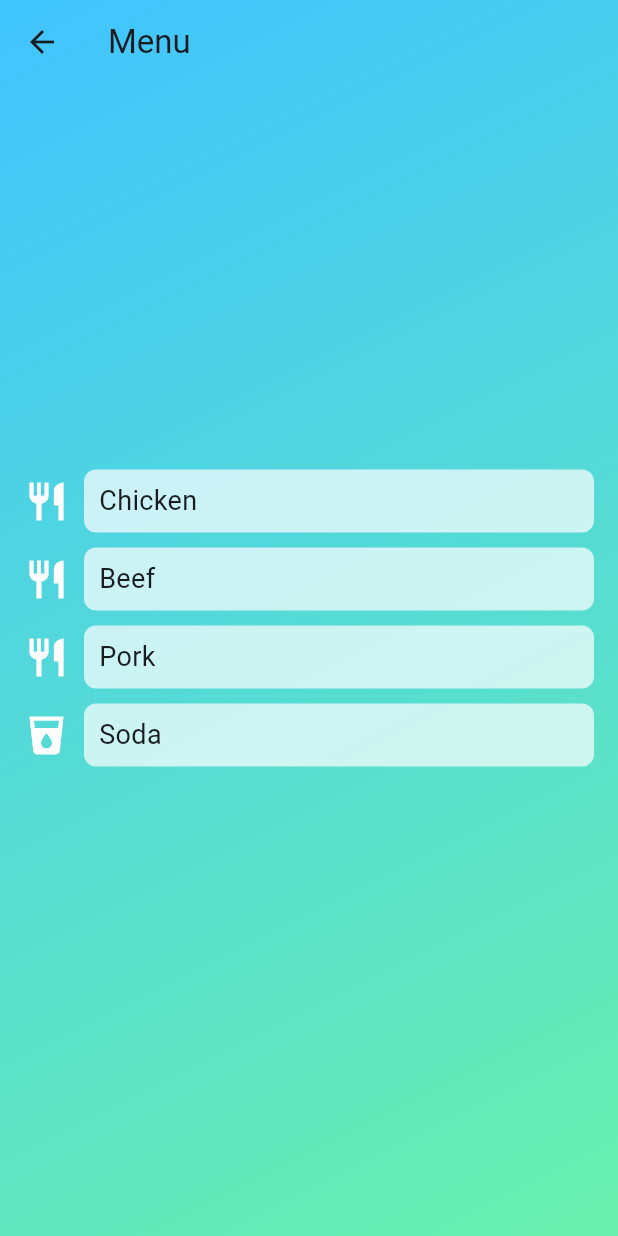
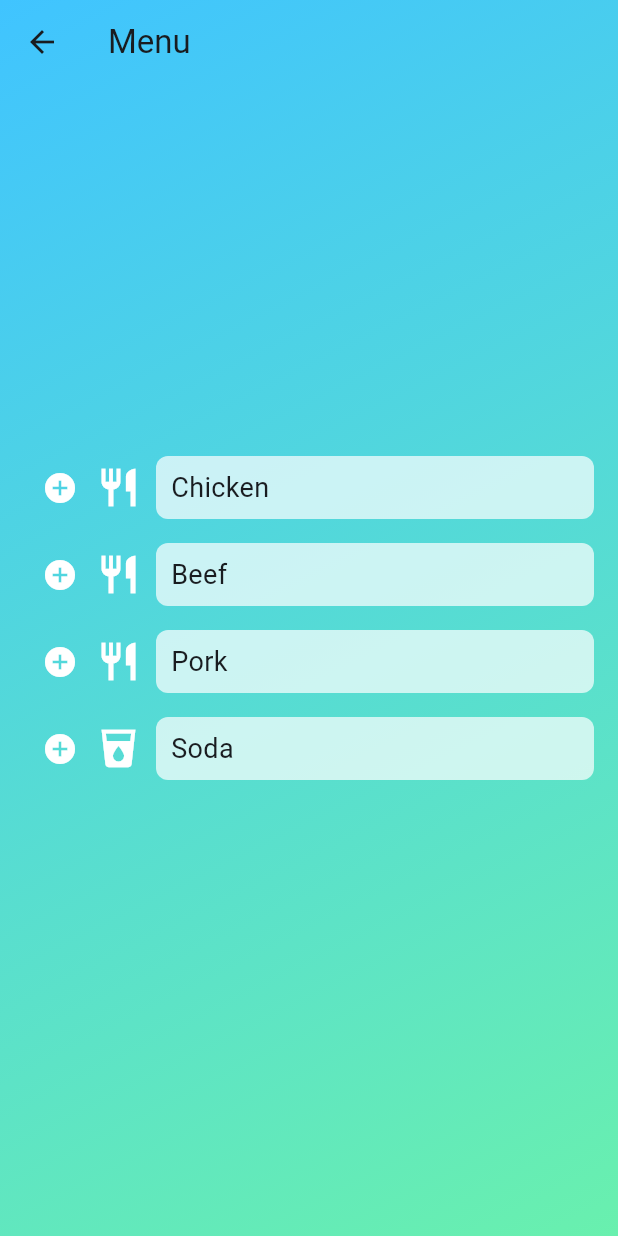
Before and after one commit to gchan22/Menu, a Flutter app: the MenuScreen screen opened directly, on a phone screen of 412 x 824 dp. Run offline on Flutter 3.47's test engine with Material 3 defaults, Android fonts, the phone set to English and light mode, and no system bars.

Commit message:
New Screen which adds items to menu

```diff
--- a/lib/screens/menu.dart
+++ b/lib/screens/menu.dart
@@ -1,5 +1,6 @@
 import 'package:flutter/material.dart';
 import '../widgets/backdrop.dart';
+import 'items.dart';
 
 class MenuScreen extends StatelessWidget {
   const MenuScreen({super.key});
@@ -21,13 +22,13 @@ class MenuScreen extends StatelessWidget {
             child: Column(
               mainAxisAlignment: MainAxisAlignment.center,
               children: [
-                _buildMenuRow(Icons.restaurant, 'Chicken'),
+                _buildMenuRow(context, Icons.restaurant, 'Chicken'),
                 const SizedBox(height: 10),
-                _buildMenuRow(Icons.restaurant, 'Beef'),
+                _buildMenuRow(context, Icons.restaurant, 'Beef'),
                 const SizedBox(height: 10),
-                _buildMenuRow(Icons.restaurant, 'Pork'),
+                _buildMenuRow(context, Icons.restaurant, 'Pork'),
                 const SizedBox(height: 10),
-                _buildMenuRow(Icons.local_drink, 'Soda'),
+                _buildMenuRow(context, Icons.local_drink, 'Soda'),
               ],
             ),
           ),
@@ -36,9 +37,20 @@ class MenuScreen extends StatelessWidget {
     );
   }
 
-  Widget _buildMenuRow(IconData icon, String label) {
+  Widget _buildMenuRow(BuildContext context, IconData icon, String label) {
     return Row(
       children: [
+        IconButton(
+          icon: const Icon(Icons.add_circle, color: Colors.white),
+          onPressed: () {
+            Navigator.push(
+              context,
+              MaterialPageRoute(
+                builder: (context) => ItemsScreen(category: label),
+              ),
+            );
+          },
+        ),
         Icon(icon, size: 30, color: Colors.white),
         const SizedBox(width: 10),
         Expanded(
```
Also changed, not shown: lib/screens/items.dart (added, +60 -0 lines), 2 other files.
